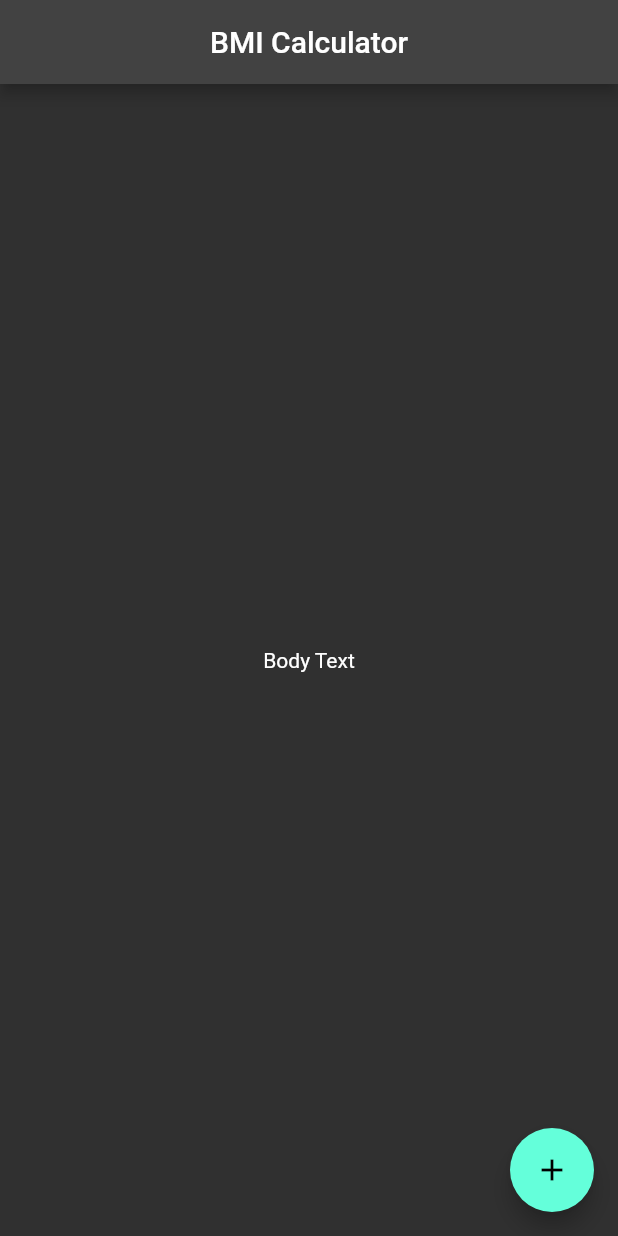
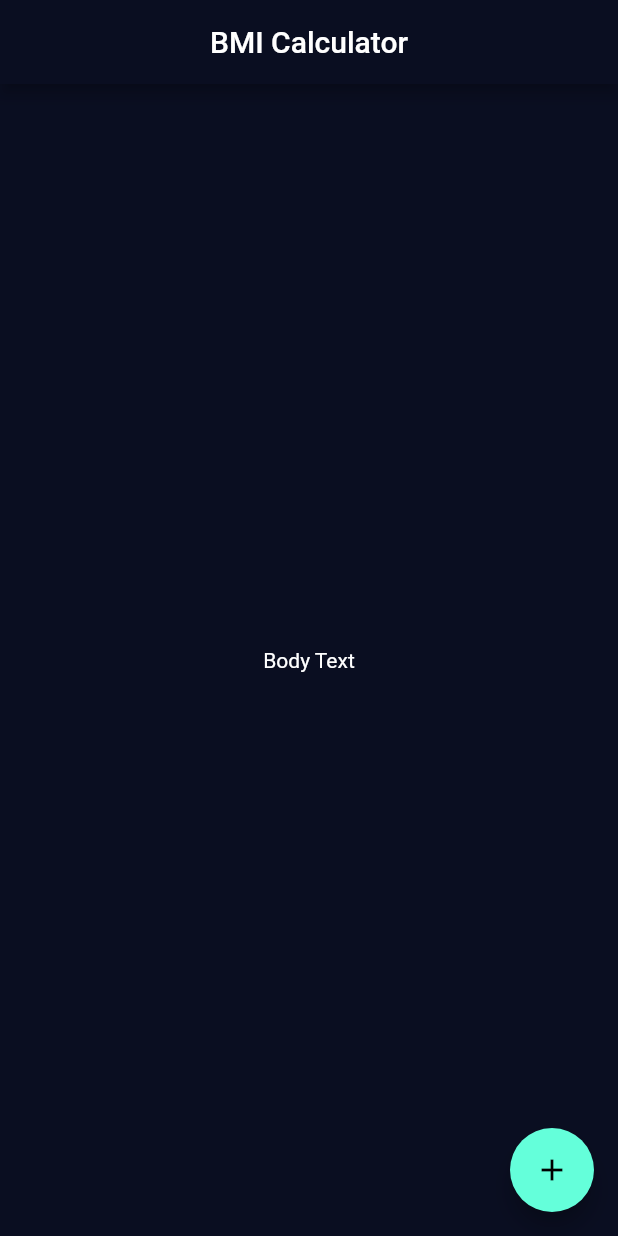
Before and after one commit to dzakybrori/bmi_calculator, a Flutter app: the screen it shows after launch, on a phone screen of 412 x 824 dp. Run offline on Flutter 3.47's test engine with Material 2 defaults, Android fonts, the phone set to English and light mode, and no system bars.

Commit message:
Refactoring Input Page

```diff
--- /dev/null
+++ b/lib/input_page.dart
@@ -0,0 +1,23 @@
+import 'package:flutter/material.dart';
+
+class InputPage extends StatefulWidget {
+  const InputPage({Key? key}) : super(key: key);
+
+  @override
+  _InputPageState createState() => _InputPageState();
+}
+
+class _InputPageState extends State<InputPage> {
+  @override
+  Widget build(BuildContext context) {
+    return Scaffold(
+      appBar: AppBar(
+          backgroundColor: Theme.of(context).primaryColor,
+          centerTitle: true,
+          title: const Text('BMI Calculator')),
+      body: const Center(child: Text('Body Text')),
+      floatingActionButton:
+          FloatingActionButton(onPressed: () {}, child: const Icon(Icons.add)),
+    );
+  }
+}
--- a/lib/main.dart
+++ b/lib/main.dart
@@ -1,4 +1,6 @@
 import 'package:flutter/material.dart';
+
+import './input_page.dart';
 
 void main() {
   runApp(const BMICalculator());
@@ -13,31 +15,10 @@ class BMICalculator extends StatelessWidget {
     return MaterialApp(
       title: 'BMI Calculator',
       theme: ThemeData.dark().copyWith(
-        colorScheme: ThemeData.dark().colorScheme.copyWith(
-              primary: const Color(0xFF0A0E21),
-              background: const Color(0xFF0A0E21),
-            ),
+        primaryColor: const Color(0xFF0A0E21),
+        scaffoldBackgroundColor: const Color(0xFF0A0E21),
       ),
       home: const InputPage(),
     );
   }
 }
-
-class InputPage extends StatefulWidget {
-  const InputPage({Key? key}) : super(key: key);
-
-  @override
-  _InputPageState createState() => _InputPageState();
-}
-
-class _InputPageState extends State<InputPage> {
-  @override
-  Widget build(BuildContext context) {
-    return Scaffold(
-      appBar: AppBar(centerTitle: true, title: const Text('BMI Calculator')),
-      body: const Center(child: Text('Body Text')),
-      floatingActionButton:
-          FloatingActionButton(onPressed: () {}, child: const Icon(Icons.add)),
-    );
-  }
-}
```
